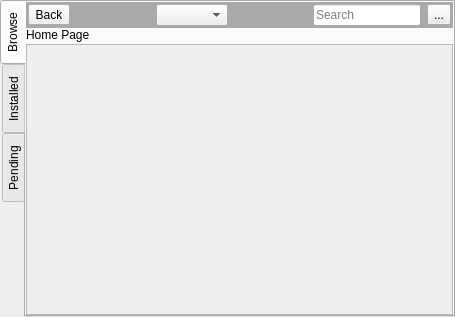
Old version of the form src-qt5/gui_client/pages/page_pkg.ui in the repository trueos/sysadm-ui-qt.
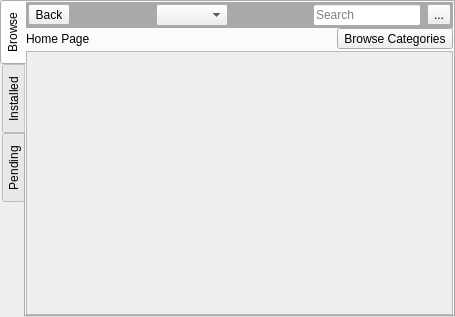
New version of the form. The open tabs and pages were chosen to show the change. Icons and pictures are not drawn.

Commit message: Update the pkg page quite a bit more. Now the search functionality is completly functional.

The edit to the form file:
```diff
--- a/src-qt5/gui_client/pages/page_pkg.ui
+++ b/src-qt5/gui_client/pages/page_pkg.ui
@@ -175,11 +175,41 @@
             <number>0</number>
            </property>
            <item>
-            <widget class="QLabel" name="label_2">
-             <property name="text">
-              <string>Home Page</string>
-             </property>
-            </widget>
+            <layout class="QHBoxLayout" name="horizontalLayout_7">
+             <item>
+              <widget class="QLabel" name="label_2">
+               <property name="text">
+                <string>Home Page</string>
+               </property>
+              </widget>
+             </item>
+             <item>
+              <spacer name="horizontalSpacer_6">
+               <property name="orientation">
+                <enum>Qt::Horizontal</enum>
+               </property>
+               <property name="sizeHint" stdset="0">
+                <size>
+                 <width>40</width>
+                 <height>20</height>
+                </size>
+               </property>
+              </spacer>
+             </item>
+             <item>
+              <widget class="QToolButton" name="tool_home_gotocat">
+               <property name="text">
+                <string>Browse Categories</string>
+               </property>
+               <property name="popupMode">
+                <enum>QToolButton::InstantPopup</enum>
+               </property>
+               <property name="toolButtonStyle">
+                <enum>Qt::ToolButtonTextBesideIcon</enum>
+               </property>
+              </widget>
+             </item>
+            </layout>
            </item>
            <item>
             <widget class="QScrollArea" name="scrollArea">
@@ -191,8 +221,8 @@
                <rect>
                 <x>0</x>
                 <y>0</y>
-                <width>98</width>
-                <height>16</height>
+                <width>421</width>
+                <height>252</height>
                </rect>
               </property>
              </widget>
```
Left out of the diff: 12 changed lines with no effect on the pictures. The commit also changes 7 other files.
